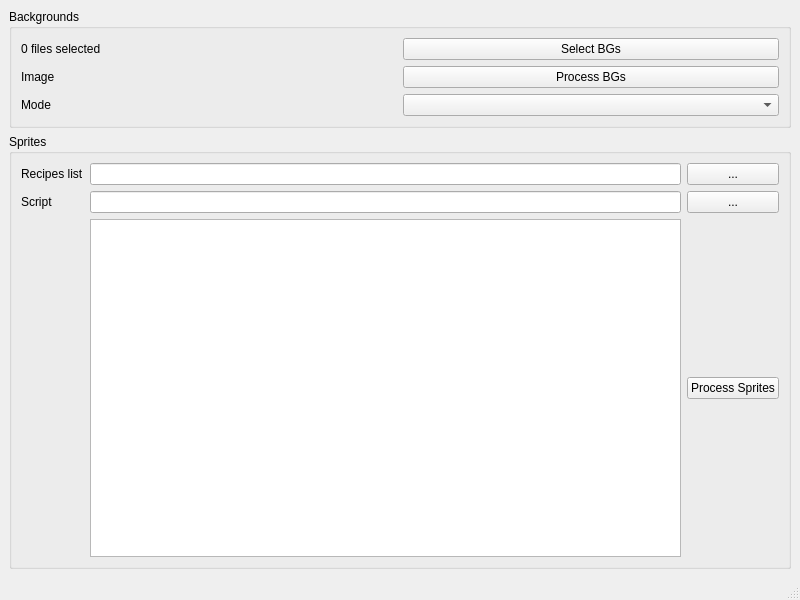
hitomi2500/libsvin, file tiler/mainwindow.ui: the form before one commit.
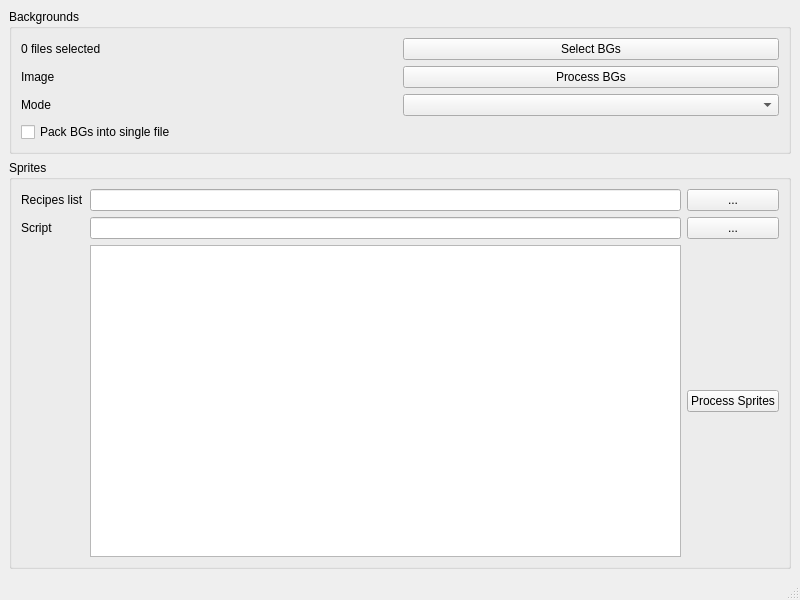
The form after the commit.

Commit message: Single GB per file support in tiler. Not supported in libsvin yet.

```diff
--- a/tiler/mainwindow.ui
+++ b/tiler/mainwindow.ui
@@ -59,6 +59,13 @@
          </property>
         </widget>
        </item>
+       <item row="3" column="0">
+        <widget class="QCheckBox" name="checkBox_PackBG">
+         <property name="text">
+          <string>Pack BGs into single file</string>
+         </property>
+        </widget>
+       </item>
       </layout>
      </widget>
     </item>
```
Left out of the diff: 34 changed lines with no effect on the pictures. The commit also changes 9 other files.
